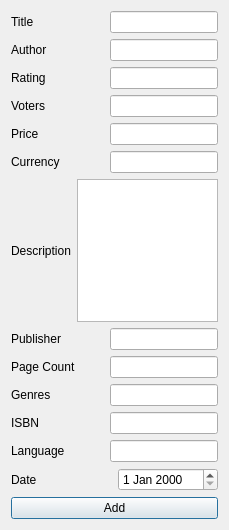
Before: the Qt Designer form code/projectnemilo/adddialog.ui in ulcorn/dsba-itop2023-hw, drawn with Qt 5.
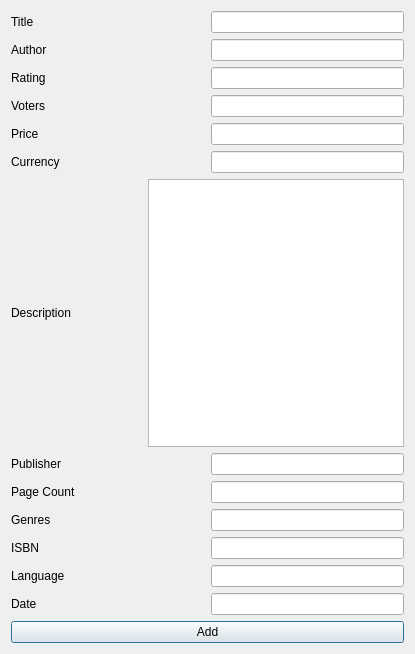
After: the same form once the commit is applied.

```diff
--- a/code/projectnemilo/adddialog.ui
+++ b/code/projectnemilo/adddialog.ui
@@ -6,8 +6,8 @@
    <rect>
     <x>0</x>
     <y>0</y>
-    <width>229</width>
-    <height>530</height>
+    <width>415</width>
+    <height>654</height>
    </rect>
   </property>
   <property name="windowTitle">
@@ -276,9 +276,9 @@
       </widget>
      </item>
      <item>
-      <widget class="QDateEdit" name="addDate">
+      <widget class="QLineEdit" name="addDate">
        <property name="sizePolicy">
-        <sizepolicy hsizetype="Minimum" vsizetype="Preferred">
+        <sizepolicy hsizetype="Preferred" vsizetype="Fixed">
          <horstretch>0</horstretch>
          <verstretch>0</verstretch>
         </sizepolicy>
```
